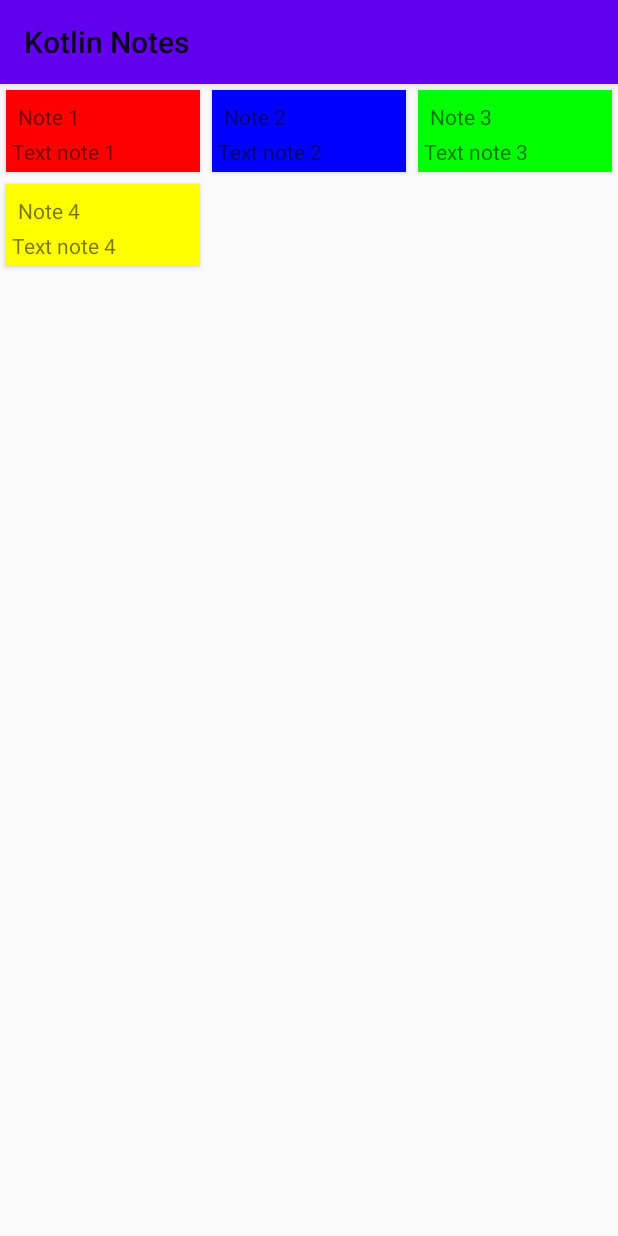
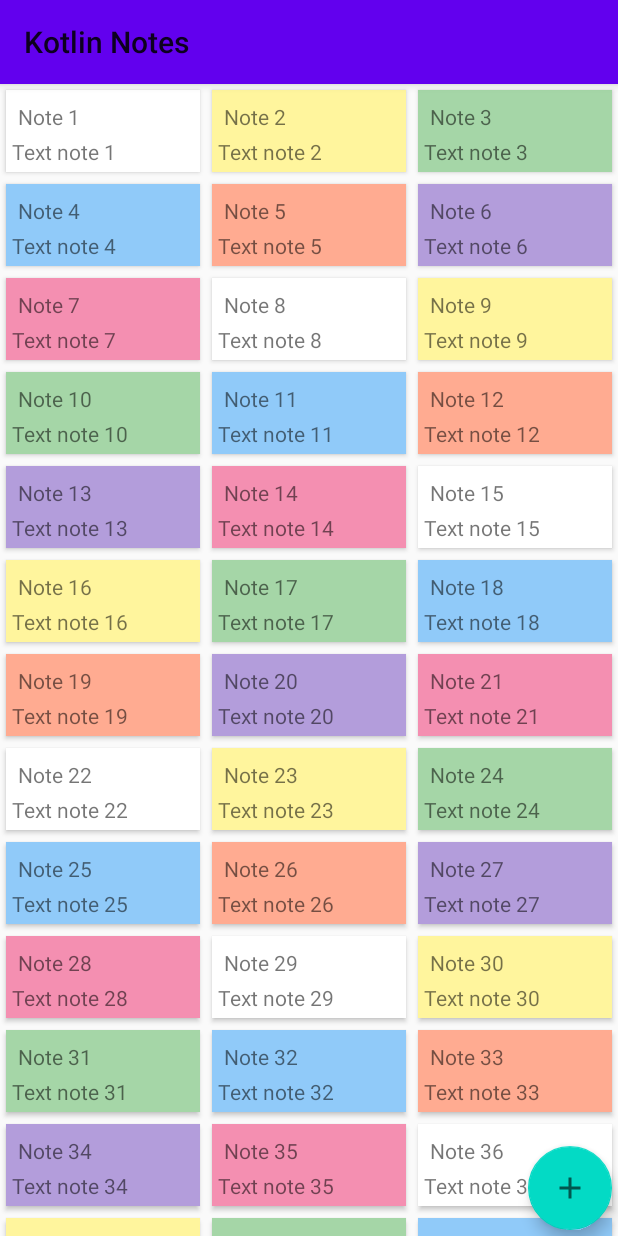
Before and after one commit to shindje/Java2Kotlin, an Android app: the screen it shows after launch (MainActivity), on a phone screen of 412 x 824 dp. Run offline under Robolectric (Android 15) with nearby library versions, the phone set to English and light mode, and no system bars.

Commit message:
Homework 3

```diff
--- a/app/build.gradle
+++ b/app/build.gradle
@@ -1,6 +1,10 @@
 apply plugin: 'com.android.application'
 apply plugin: 'kotlin-android'
 apply plugin: 'kotlin-android-extensions'
+
+androidExtensions {
+    experimental = true
+}
 
 android {
     compileSdkVersion 30
@@ -8,7 +12,7 @@ android {
 
     defaultConfig {
         applicationId "com.example.java2kotlin"
-        minSdkVersion 21
+        minSdkVersion 24
         targetSdkVersion 30
         versionCode 1
         versionName "1.0"
--- a/app/src/main/AndroidManifest.xml
+++ b/app/src/main/AndroidManifest.xml
@@ -16,6 +16,7 @@
                 <category android:name="android.intent.category.LAUNCHER" />
             </intent-filter>
         </activity>
+        <activity android:name=".ui.note.NoteActivity"/>
     </application>
 
 </manifest>
--- a/app/src/main/java/com/example/java2kotlin/data/NotesRepository.kt
+++ b/app/src/main/java/com/example/java2kotlin/data/NotesRepository.kt
@@ -1,13 +1,39 @@
 package com.example.java2kotlin.data
 
-import android.graphics.Color
+import androidx.lifecycle.LiveData
+import androidx.lifecycle.MutableLiveData
+import com.example.java2kotlin.data.entity.Color
 import com.example.java2kotlin.data.entity.Note
+import java.util.*
 
 object NotesRepository {
-    val notes = listOf<Note>(
-            Note("Note 1", "Text note 1", Color.RED),
-            Note("Note 2", "Text note 2", Color.BLUE),
-            Note("Note 3", "Text note 3", Color.GREEN),
-            Note("Note 4", "Text note 4", Color.YELLOW),
-    )
+    val notes: MutableList<Note> = mutableListOf()
+
+    private val notesLiveData = MutableLiveData<List<Note>>()
+
+    init {
+        for (i in 1..50)
+        notes.add(Note(UUID.randomUUID().toString(), "Note " + i, "Text note " + i, Color.values()[(i-1) % Color.values().size]))
+
+        notesLiveData.value = notes
+    }
+
+    fun getNotes(): LiveData<List<Note>> {
+        return notesLiveData
+    }
+
+    fun saveNote(note: Note) {
+        addOrReplace(note)
+        notesLiveData.value = notes
+    }
+
+    private fun addOrReplace(note: Note) {
+        for (i in 0 until notes.size)
+            if (notes[i] == note) {
+                notes.set(i, note)
+                return
+            }
+
+        notes.add(note)
+    }
 }
--- a/app/src/main/java/com/example/java2kotlin/data/entity/Note.kt
+++ b/app/src/main/java/com/example/java2kotlin/data/entity/Note.kt
@@ -1,3 +1,37 @@
 package com.example.java2kotlin.data.entity
 
-class Note(val title: String, val text: String, val color: Int)
+import android.os.Parcelable
+import kotlinx.android.parcel.Parcelize
+import java.util.*
+
+@Parcelize
+data class Note(val id: String, val title: String, val text: String, val color: Color = Color.WHITE, val lastChangeDate: Date = Date()) : Parcelable {
+
+    override fun equals(other: Any?): Boolean {
+        if (this === other)
+            return true
+        if (javaClass != other?.javaClass)
+            return false
+
+        other as Note
+
+        if (id != other.id)
+            return false
+
+        return true
+    }
+
+    override fun hashCode(): Int {
+        return id.hashCode()
+    }
+}
+
+enum class Color {
+    WHITE,
+    YELLOW,
+    GREEN,
+    BLUE,
+    RED,
+    VIOLET,
+    PINK
+}
--- /dev/null
+++ b/app/src/main/java/com/example/java2kotlin/ext/Constants.kt
@@ -0,0 +1 @@
+package com.example.java2kotlin.ext
--- /dev/null
+++ b/app/src/main/java/com/example/java2kotlin/ext/DATE_TIME_FORMAT.kt
@@ -0,0 +1,3 @@
+package com.example.java2kotlin.ext
+
+const val DATE_TIME_FORMAT = "dd.MMM.yy HH:mm"
--- a/app/src/main/java/com/example/java2kotlin/ui/main/MainActivity.kt
+++ b/app/src/main/java/com/example/java2kotlin/ui/main/MainActivity.kt
@@ -5,6 +5,8 @@ import android.widget.Toast
 import androidx.appcompat.app.AppCompatActivity
 import androidx.lifecycle.ViewModelProvider
 import com.example.java2kotlin.R
+import com.example.java2kotlin.data.entity.Note
+import com.example.java2kotlin.ui.note.NoteActivity
 import kotlinx.android.synthetic.main.activity_main.*
 
 class MainActivity : AppCompatActivity() {
@@ -15,12 +17,25 @@ class MainActivity : AppCompatActivity() {
         super.onCreate(savedInstanceState)
         setContentView(R.layout.activity_main)
 
-        adapter = MainRVAdapter()
+        adapter = MainRVAdapter(object : MainRVAdapter.OnItemClickListener {
+            override fun onItemClick(note: Note) {
+                showNote(note)
+            }
+        })
         mainRecycler.adapter = adapter
 
         viewModel = ViewModelProvider(this).get(MainViewModel::class.java)
         viewModel.viewState().observe(this, {value ->
             value?.let { adapter.notes = it.notes }
         })
+
+        fab.setOnClickListener {
+            showNote(null)
+        }
+    }
+
+    fun showNote(note: Note?) {
+        val intent = NoteActivity.getStartIntent(this, note)
+        startActivity(intent)
     }
 }
--- a/app/src/main/java/com/example/java2kotlin/ui/main/MainRVAdapter.kt
+++ b/app/src/main/java/com/example/java2kotlin/ui/main/MainRVAdapter.kt
@@ -5,10 +5,11 @@ import android.view.View
 import android.view.ViewGroup
 import androidx.recyclerview.widget.RecyclerView
 import com.example.java2kotlin.R
+import com.example.java2kotlin.data.entity.Color
 import com.example.java2kotlin.data.entity.Note
 import kotlinx.android.synthetic.main.item_note.view.*
 
-class MainRVAdapter : RecyclerView.Adapter<MainRVAdapter.NoteViewHolder>() {
+class MainRVAdapter (private val onItemClickListener: OnItemClickListener) : RecyclerView.Adapter<MainRVAdapter.NoteViewHolder>() {
     var notes: List<Note> = listOf()
         set(value) {
             field = value
@@ -28,12 +29,26 @@ class MainRVAdapter : RecyclerView.Adapter<MainRVAdapter.NoteViewHolder>() {
 
     override fun onBindViewHolder(holder: NoteViewHolder, position: Int) = holder.bind(notes[position])
 
-    class NoteViewHolder(itemView: View) : RecyclerView.ViewHolder(itemView) {
+    inner class NoteViewHolder(itemView: View) : RecyclerView.ViewHolder(itemView) {
         fun bind(note: Note) = with(itemView) {
             titleTextView.text = note.title
             textTextView.text = note.text
-            setBackgroundColor(note.color)
+            var color = when(note.color) {
+                Color.WHITE -> R.color.colorWHITE
+                Color.VIOLET -> R.color.colorVIOLET
+                Color.YELLOW -> R.color.colorYELLOW
+                Color.RED -> R.color.colorRED
+                Color.PINK -> R.color.colorPINK
+                Color.GREEN -> R.color.colorGREEN
+                Color.BLUE -> R.color.colorBLUE
+            }
+            setBackgroundColor(context.resources.getColor(color, null))
+            setOnClickListener {
+                onItemClickListener.onItemClick(note)}
         }
     }
 
+    interface OnItemClickListener {
+        fun onItemClick(note: Note)
+    }
 }
--- a/app/src/main/java/com/example/java2kotlin/ui/main/MainViewModel.kt
+++ b/app/src/main/java/com/example/java2kotlin/ui/main/MainViewModel.kt
@@ -9,7 +9,9 @@ class MainViewModel : ViewModel() {
     private val viewStateLiveData: MutableLiveData<MainViewState> = MutableLiveData()
 
     init {
-        viewStateLiveData.value = MainViewState(NotesRepository.notes)
+        NotesRepository.getNotes().observeForever {
+            viewStateLiveData.value = viewStateLiveData.value?.copy(notes = it!!) ?: MainViewState(it)
+        }
     }
 
     fun viewState(): LiveData<MainViewState> = viewStateLiveData
--- a/app/src/main/java/com/example/java2kotlin/ui/main/MainViewState.kt
+++ b/app/src/main/java/com/example/java2kotlin/ui/main/MainViewState.kt
@@ -2,4 +2,4 @@ package com.example.java2kotlin.ui.main
 
 import com.example.java2kotlin.data.entity.Note
 
-class MainViewState (val notes: List<Note>)
+data class MainViewState (val notes: List<Note>)
--- /dev/null
+++ b/app/src/main/res/drawable/ic_baseline_add_24.xml
@@ -0,0 +1,10 @@
+<vector xmlns:android="http://schemas.android.com/apk/res/android"
+    android:width="24dp"
+    android:height="24dp"
+    android:viewportWidth="24"
+    android:viewportHeight="24"
+    android:tint="?attr/colorControlNormal">
+  <path
+      android:fillColor="@android:color/white"
+      android:pathData="M19,13h-6v6h-2v-6H5v-2h6V5h2v6h6v2z"/>
+</vector>
--- a/app/src/main/res/layout/activity_main.xml
+++ b/app/src/main/res/layout/activity_main.xml
@@ -30,4 +30,15 @@
         app:spanCount="3"
         app:layout_behavior="@string/appbar_scrolling_view_behavior" />
 
+    <com.google.android.material.floatingactionbutton.FloatingActionButton
+        android:id="@+id/fab"
+        android:layout_width="wrap_content"
+        android:layout_height="wrap_content"
+        app:layout_anchorGravity="bottom|end"
+        android:src="@drawable/ic_baseline_add_24"
+        app:layout_anchor="@id/mainRecycler"
+        android:layout_marginEnd="@dimen/layout_margin"
+        android:layout_marginBottom="@dimen/layout_margin"
+        app:layout_behavior=".ui.common.FabBehavior"/>
+
 </androidx.coordinatorlayout.widget.CoordinatorLayout>
--- a/app/src/main/res/values/colors.xml
+++ b/app/src/main/res/values/colors.xml
@@ -3,4 +3,12 @@
     <color name="colorPrimary">#6200EE</color>
     <color name="colorPrimaryDark">#3700B3</color>
     <color name="colorAccent">#03DAC5</color>
+
+    <color name="colorWHITE">#FFFFFF</color>
+    <color name="colorYELLOW">#FFF59D</color>
+    <color name="colorGREEN">#A5D6A7</color>
+    <color name="colorBLUE">#90CAF9</color>
+    <color name="colorRED">#FFAB91</color>
+    <color name="colorVIOLET">#B39DDB</color>
+    <color name="colorPINK">#F48FB1</color>
 </resources>
--- a/app/src/main/res/values/dimens.xml
+++ b/app/src/main/res/values/dimens.xml
@@ -2,4 +2,5 @@
 <resources>
     <dimen name="layout_margin">4dp</dimen>
     <dimen name="layout_margin_side">8dp</dimen>
+    <dimen name="note_layout_padding">16dp</dimen>
 </resources>
--- a/app/src/main/res/values/strings.xml
+++ b/app/src/main/res/values/strings.xml
@@ -2,4 +2,6 @@
     <string name="app_name" translatable="false">Java2Kotlin</string>
     <string name="button">Show toast</string>
     <string name="hello">Hello</string>
+    <string name="title">Title</string>
+    <string name="defaultNoteTitle">New Note</string>
 </resources>
```
Also changed, not shown: app/src/main/java/com/example/java2kotlin/ui/common/FabBehavior.kt (added, +28 -0 lines), app/src/main/java/com/example/java2kotlin/ui/note/NoteActivity.kt (added, +107 -0 lines), app/src/main/java/com/example/java2kotlin/ui/note/NoteViewModel.kt (added, +18 -0 lines), app/src/main/res/layout/activity_note.xml (added, +47 -0 lines), 1 other file.
